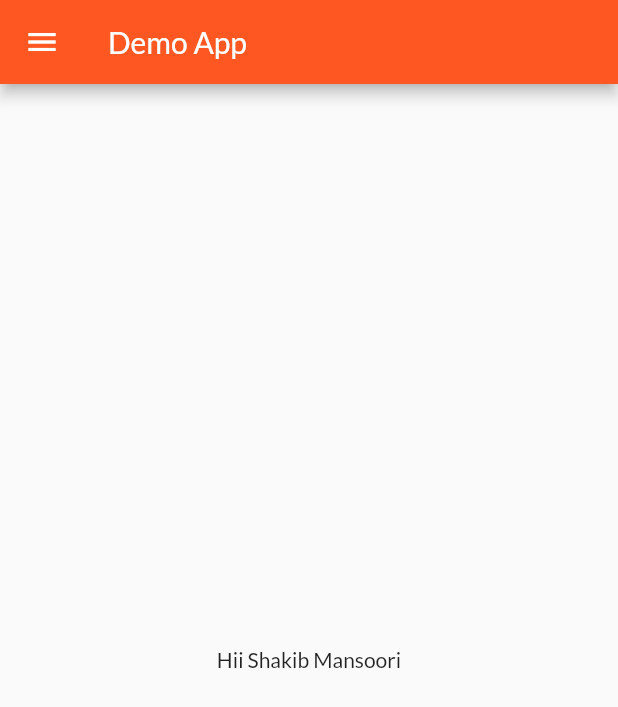
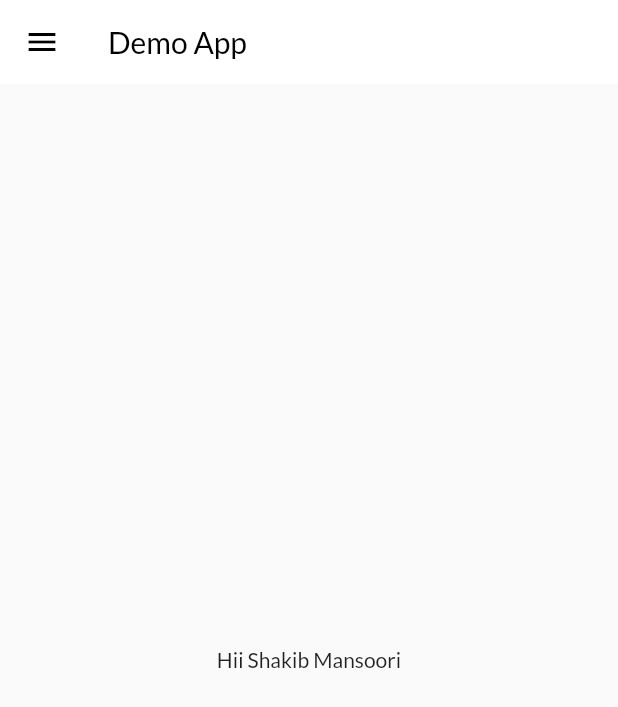
Before and after one commit to shakivhussain/FlutterApp, a Flutter app: the screen it shows after launch, on a phone screen of 412 x 824 dp. Shown: the top 707 px of the screen. Run offline on Flutter 3.47's test engine with Material 2 defaults, Android fonts, the phone set to English and light mode, and no system bars; our stand-ins replace google_fonts.

Commit message:
App Bar  addons

```diff
--- a/lib/pages/home_page.dart
+++ b/lib/pages/home_page.dart
@@ -16,7 +16,17 @@ class HomePage extends StatelessWidget {
     return Scaffold(
       // its have header , body, footer
       appBar: AppBar(
-        title: Text("Demo App"),
+
+        title: Text(
+          "Demo App",
+          style: TextStyle(color: Colors.black),
+        ),
+        backgroundColor: Colors.white,
+        elevation: 0,
+        iconTheme: IconThemeData(color: Colors.black),
+
+
+
       ),
       body: Center(
         child: Container(
```
